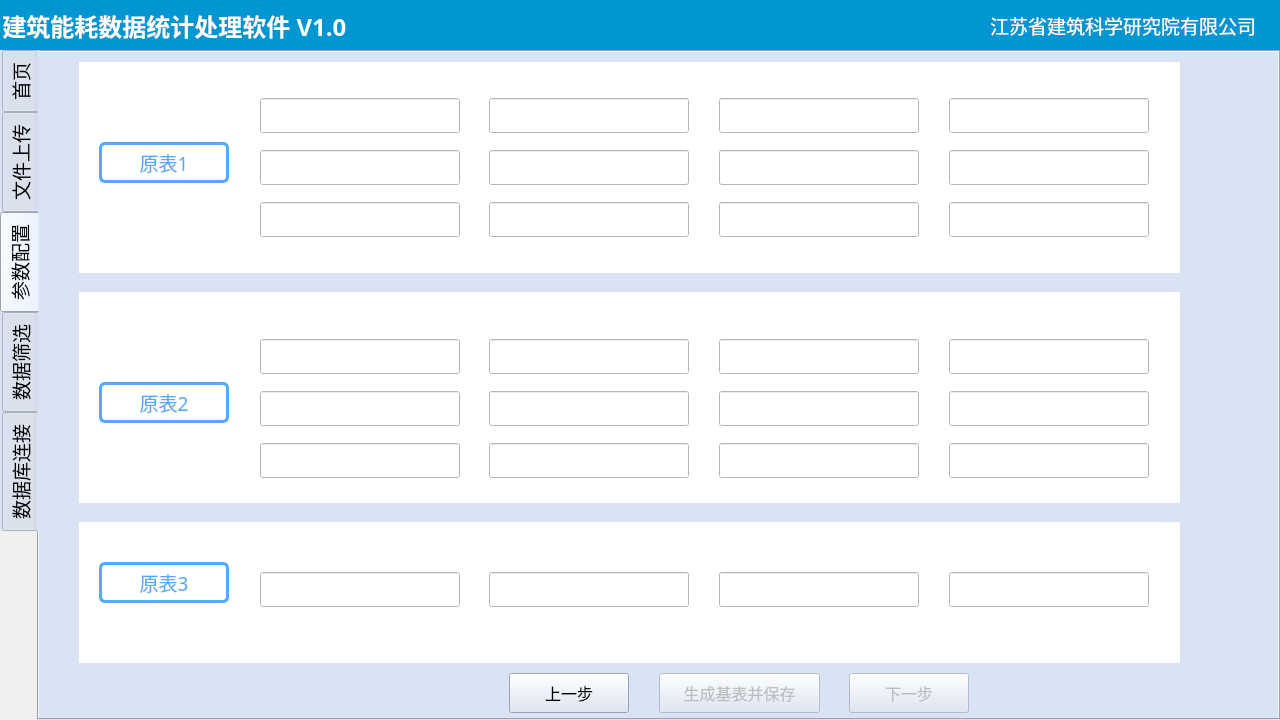
First picture: the form in skeleton.ui, repository ounie-os/project01-pyqt-js-hw, before the edit.
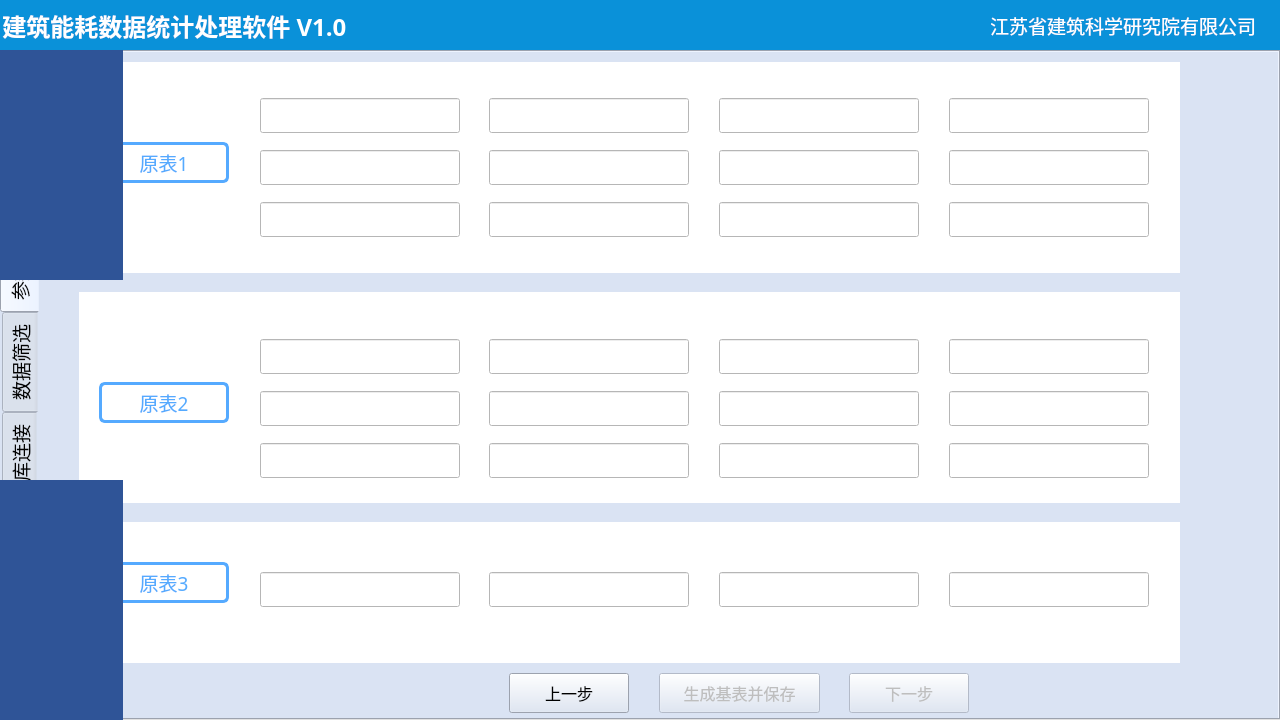
Second picture: the form after the edit. The open tabs and pages were chosen to show the change. Icons and pictures are not drawn.

The edit to the form file:
```diff
--- a/skeleton.ui
+++ b/skeleton.ui
@@ -35,7 +35,7 @@
     </rect>
    </property>
    <property name="styleSheet">
-    <string notr="true">background-color: rgb(0, 150, 209);</string>
+    <string notr="true">background-color: rgb(10, 145, 217);</string>
    </property>
    <widget class="QLabel" name="label_46">
     <property name="geometry">
@@ -157,6 +157,9 @@
     <bool>false</bool>
    </property>
    <widget class="QWidget" name="tab_5">
+    <property name="styleSheet">
+     <string notr="true"/>
+    </property>
     <attribute name="title">
      <string>首页</string>
     </attribute>
@@ -1010,6 +1013,15 @@
            </color>
           </brush>
          </colorrole>
+         <colorrole role="Highlight">
+          <brush brushstyle="SolidPattern">
+           <color alpha="255">
+            <red>85</red>
+            <green>170</green>
+            <blue>255</blue>
+           </color>
+          </brush>
+         </colorrole>
          <colorrole role="PlaceholderText">
           <brush brushstyle="NoBrush">
            <color alpha="128">
@@ -1075,6 +1087,15 @@
            </color>
           </brush>
          </colorrole>
+         <colorrole role="Highlight">
+          <brush brushstyle="SolidPattern">
+           <color alpha="255">
+            <red>85</red>
+            <green>170</green>
+            <blue>255</blue>
+           </color>
+          </brush>
+         </colorrole>
          <colorrole role="PlaceholderText">
           <brush brushstyle="NoBrush">
            <color alpha="128">
@@ -1140,6 +1161,15 @@
            </color>
           </brush>
          </colorrole>
+         <colorrole role="Highlight">
+          <brush brushstyle="SolidPattern">
+           <color alpha="255">
+            <red>85</red>
+            <green>170</green>
+            <blue>255</blue>
+           </color>
+          </brush>
+         </colorrole>
          <colorrole role="PlaceholderText">
           <brush brushstyle="NoBrush">
            <color alpha="128">
@@ -3356,9 +3386,37 @@
     <string notr="true">background-color: rgb(0, 150, 209);</string>
    </property>
   </widget>
+  <widget class="QWidget" name="widget_17" native="true">
+   <property name="geometry">
+    <rect>
+     <x>0</x>
+     <y>50</y>
+     <width>123</width>
+     <height>230</height>
+    </rect>
+   </property>
+   <property name="styleSheet">
+    <string notr="true">background-color: rgb(47, 84, 151);</string>
+   </property>
+  </widget>
+  <widget class="QWidget" name="widget_18" native="true">
+   <property name="geometry">
+    <rect>
+     <x>0</x>
+     <y>480</y>
+     <width>123</width>
+     <height>240</height>
+    </rect>
+   </property>
+   <property name="styleSheet">
+    <string notr="true">background-color: rgb(47, 84, 151);</string>
+   </property>
+  </widget>
+  <zorder>tabWidget</zorder>
   <zorder>widget_15</zorder>
   <zorder>widget_16</zorder>
-  <zorder>tabWidget</zorder>
+  <zorder>widget_17</zorder>
+  <zorder>widget_18</zorder>
  </widget>
  <resources>
   <include location="apprcc.qrc"/>
```
